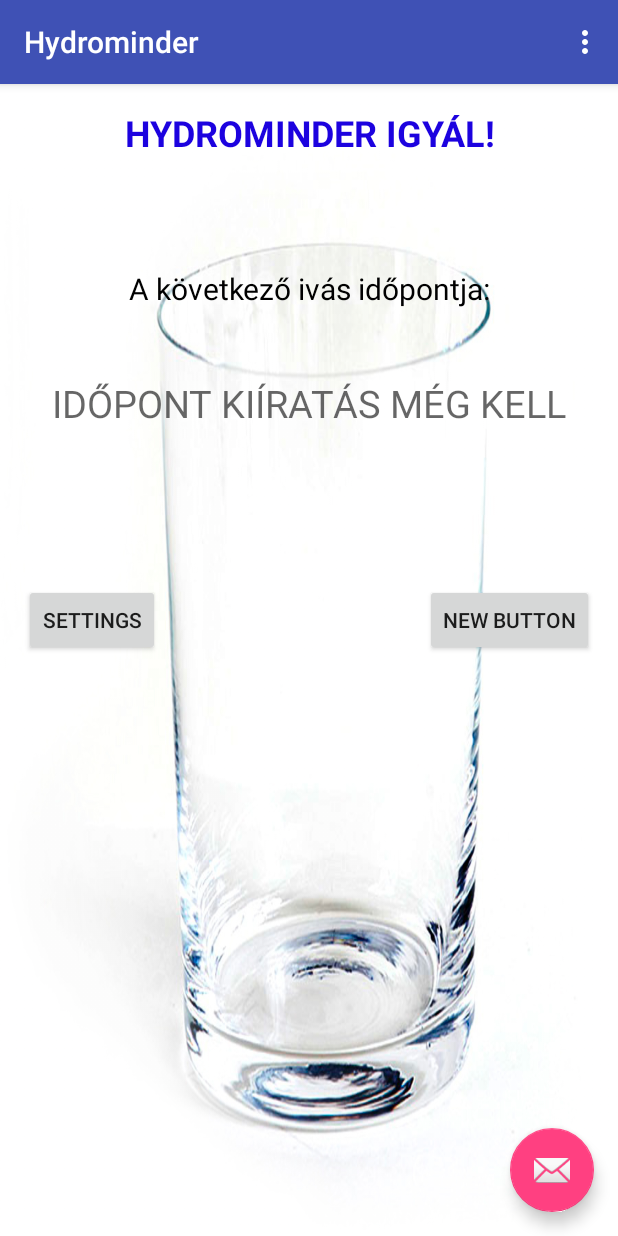
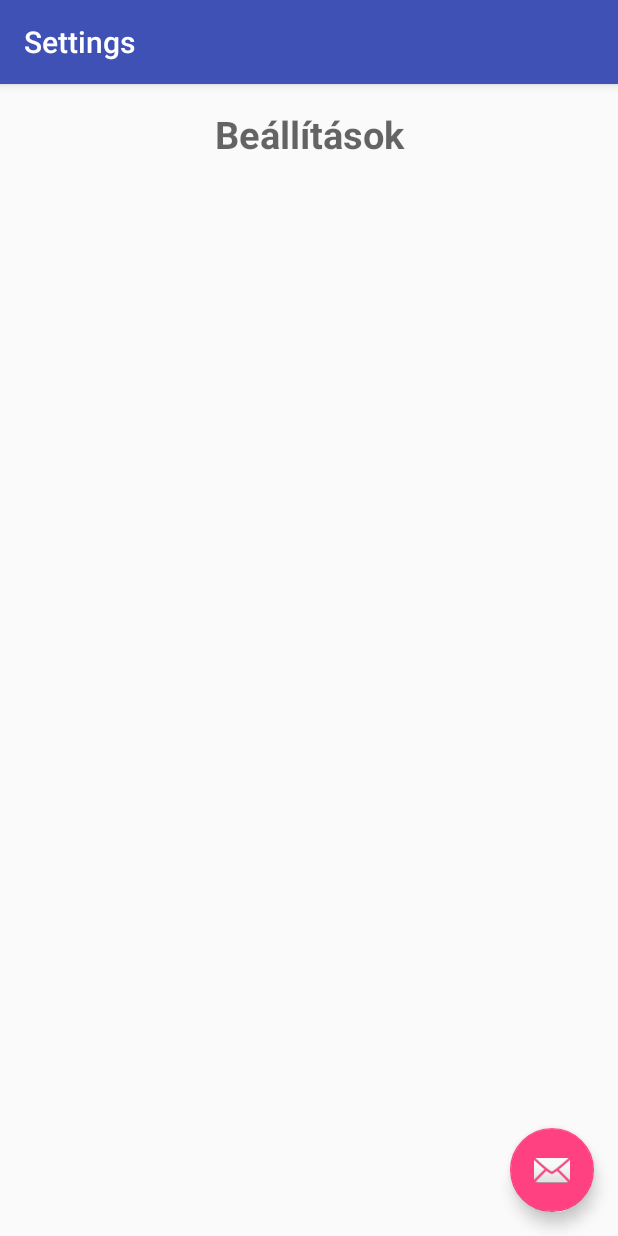
Before and after one commit to gyorgyszekely/uni-miskolc, an Android app: the screen it shows after launch (MainActivity before the commit, Settings after it), in the options menu, after a tap on "Settings", on a phone screen of 412 x 824 dp. Run offline under Robolectric (Android 15) with nearby library versions, the phone set to English and light mode, and no system bars; 7 statements that could not run were skipped.

Commit message:
Added:
- new user added drink list activity
- new (beta) interface (i will dream about it)
- new menuitem
- new menuitem event (settings => settings activity change)
- new package

```diff
--- a/client/app/build.gradle
+++ b/client/app/build.gradle
@@ -22,6 +22,8 @@ android {
 dependencies {
     compile fileTree(dir: 'libs', include: ['*.jar'])
     testCompile 'junit:junit:4.12'
-    compile 'com.android.support:appcompat-v7:23.1.1'
-    compile 'com.android.support:design:23.1.1'
+    compile 'com.android.support:appcompat-v7:23.2.0'
+    compile 'com.android.support:design:23.2.0'
+    compile 'com.android.support:support-v4:23.2.0'
+    compile 'com.google.android.gms:play-services-appindexing:8.1.0'
 }
--- a/client/app/src/main/java/hu/miskolc/uni/iit/hydrominder/MainActivity.java
+++ b/client/app/src/main/java/hu/miskolc/uni/iit/hydrominder/MainActivity.java
@@ -1,5 +1,7 @@
 package hu.miskolc.uni.iit.hydrominder;
 
+import android.content.Intent;
+import android.net.Uri;
 import android.os.Bundle;
 import android.support.design.widget.FloatingActionButton;
 import android.support.design.widget.Snackbar;
@@ -8,8 +10,21 @@ import android.support.v7.widget.Toolbar;
 import android.view.View;
 import android.view.Menu;
 import android.view.MenuItem;
+import android.widget.Button;
+
+import com.google.android.gms.appindexing.Action;
+import com.google.android.gms.appindexing.AppIndex;
+import com.google.android.gms.common.api.GoogleApiClient;
 
 public class MainActivity extends AppCompatActivity {
+
+    private Button btSettings = null;
+    /**
+     * ATTENTION: This was auto-generated to implement the App Indexing API.
+     * See https://g.co/AppIndexing/AndroidStudio for more information.
+     */
+    private GoogleApiClient client;
+
 
     @Override
     protected void onCreate(Bundle savedInstanceState) {
@@ -26,6 +41,24 @@ public class MainActivity extends AppCompatActivity {
                         .setAction("Action", null).show();
             }
         });
+
+        /**
+         *  Az adott gomb lekerese es click esemeny beregisztralasa az adott gombhoz
+         *  amivel atvalt egy masik activityre (Settings)
+         */
+        btSettings = (Button) findViewById(R.id.btnSettings);
+        btSettings.setOnClickListener(new View.OnClickListener() {
+            @Override
+            public void onClick(View v) {
+                Intent intent = new Intent();
+                intent.setClassName("hu.miskolc.uni.iit.hydrominder", "hu.miskolc.uni.iit.hydrominder.Settings");
+                startActivity(intent);
+
+            }
+        });
+        // ATTENTION: This was auto-generated to implement the App Indexing API.
+        // See https://g.co/AppIndexing/AndroidStudio for more information.
+        client = new GoogleApiClient.Builder(this).addApi(AppIndex.API).build();
     }
 
     @Override
@@ -43,10 +76,57 @@ public class MainActivity extends AppCompatActivity {
         int id = item.getItemId();
 
         //noinspection SimplifiableIfStatement
+        /**
+         * Az adott menuben valo kattintassal is elojon az adott beallitasok resz
+         */
         if (id == R.id.action_settings) {
+            Intent intent = new Intent();
+            intent.setClassName("hu.miskolc.uni.iit.hydrominder", "hu.miskolc.uni.iit.hydrominder.Settings");
+            startActivity(intent);
             return true;
         }
 
         return super.onOptionsItemSelected(item);
     }
+
+
+    @Override
+    public void onStart() {
+        super.onStart();
+
+        // ATTENTION: This was auto-generated to implement the App Indexing API.
+        // See https://g.co/AppIndexing/AndroidStudio for more information.
+        client.connect();
+        Action viewAction = Action.newAction(
+                Action.TYPE_VIEW, // TODO: choose an action type.
+                "Main Page", // TODO: Define a title for the content shown.
+                // TODO: If you have web page content that matches this app activity's content,
+                // make sure this auto-generated web page URL is correct.
+                // Otherwise, set the URL to null.
+                Uri.parse("http://host/path"),
+                // TODO: Make sure this auto-generated app deep link URI is correct.
+                Uri.parse("android-app://hu.miskolc.uni.iit.hydrominder/http/host/path")
+        );
+        AppIndex.AppIndexApi.start(client, viewAction);
+    }
+
+    @Override
+    public void onStop() {
+        super.onStop();
+
+        // ATTENTION: This was auto-generated to implement the App Indexing API.
+        // See https://g.co/AppIndexing/AndroidStudio for more information.
+        Action viewAction = Action.newAction(
+                Action.TYPE_VIEW, // TODO: choose an action type.
+                "Main Page", // TODO: Define a title for the content shown.
+                // TODO: If you have web page content that matches this app activity's content,
+                // make sure this auto-generated web page URL is correct.
+                // Otherwise, set the URL to null.
+                Uri.parse("http://host/path"),
+                // TODO: Make sure this auto-generated app deep link URI is correct.
+                Uri.parse("android-app://hu.miskolc.uni.iit.hydrominder/http/host/path")
+        );
+        AppIndex.AppIndexApi.end(client, viewAction);
+        client.disconnect();
+    }
 }
--- /dev/null
+++ b/client/app/src/main/java/hu/miskolc/uni/iit/hydrominder/Settings.java
@@ -0,0 +1,29 @@
+package hu.miskolc.uni.iit.hydrominder;
+
+import android.os.Bundle;
+import android.support.design.widget.FloatingActionButton;
+import android.support.design.widget.Snackbar;
+import android.support.v7.app.AppCompatActivity;
+import android.support.v7.widget.Toolbar;
+import android.view.View;
+
+public class Settings extends AppCompatActivity {
+
+    @Override
+    protected void onCreate(Bundle savedInstanceState) {
+        super.onCreate(savedInstanceState);
+        setContentView(R.layout.activity_settings);
+        Toolbar toolbar = (Toolbar) findViewById(R.id.toolbar);
+        setSupportActionBar(toolbar);
+
+        FloatingActionButton fab = (FloatingActionButton) findViewById(R.id.fab);
+        fab.setOnClickListener(new View.OnClickListener() {
+            @Override
+            public void onClick(View view) {
+                Snackbar.make(view, "Replace with your own action", Snackbar.LENGTH_LONG)
+                        .setAction("Action", null).show();
+            }
+        });
+    }
+
+}
--- /dev/null
+++ b/client/app/src/main/res/layout/activity_settings.xml
@@ -0,0 +1,34 @@
+<?xml version="1.0" encoding="utf-8"?>
+<android.support.design.widget.CoordinatorLayout xmlns:android="http://schemas.android.com/apk/res/android"
+    xmlns:app="http://schemas.android.com/apk/res-auto"
+    xmlns:tools="http://schemas.android.com/tools"
+    android:layout_width="match_parent"
+    android:layout_height="match_parent"
+    android:fitsSystemWindows="true"
+    tools:context="hu.miskolc.uni.iit.hydrominder.Settings">
+
+    <android.support.design.widget.AppBarLayout
+        android:layout_width="match_parent"
+        android:layout_height="wrap_content"
+        android:theme="@style/AppTheme.AppBarOverlay">
+
+        <android.support.v7.widget.Toolbar
+            android:id="@+id/toolbar"
+            android:layout_width="match_parent"
+            android:layout_height="?attr/actionBarSize"
+            android:background="?attr/colorPrimary"
+            app:popupTheme="@style/AppTheme.PopupOverlay" />
+
+    </android.support.design.widget.AppBarLayout>
+
+    <include layout="@layout/content_settings" />
+
+    <android.support.design.widget.FloatingActionButton
+        android:id="@+id/fab"
+        android:layout_width="wrap_content"
+        android:layout_height="wrap_content"
+        android:layout_gravity="bottom|end"
+        android:layout_margin="@dimen/fab_margin"
+        android:src="@android:drawable/ic_dialog_email" />
+
+</android.support.design.widget.CoordinatorLayout>
--- a/client/app/src/main/res/layout/content_main.xml
+++ b/client/app/src/main/res/layout/content_main.xml
@@ -56,7 +56,7 @@
         android:layout_width="wrap_content"
         android:layout_height="wrap_content"
         android:text="Settings"
-        android:id="@+id/Settings"
+        android:id="@+id/btnSettings"
         android:layout_below="@+id/NextDrink"
         android:layout_alignParentStart="true"
         android:layout_marginTop="103dp" />
@@ -66,6 +66,6 @@
         android:layout_height="wrap_content"
         android:text="New Button"
         android:id="@+id/button2"
-        android:layout_alignTop="@+id/Settings"
+        android:layout_alignTop="@+id/btnSettings"
         android:layout_alignParentEnd="true" />
 </RelativeLayout>
--- /dev/null
+++ b/client/app/src/main/res/layout/content_settings.xml
@@ -0,0 +1,27 @@
+<?xml version="1.0" encoding="utf-8"?>
+<RelativeLayout xmlns:android="http://schemas.android.com/apk/res/android"
+    xmlns:app="http://schemas.android.com/apk/res-auto"
+    xmlns:tools="http://schemas.android.com/tools"
+    android:layout_width="match_parent"
+    android:layout_height="match_parent"
+    android:paddingBottom="@dimen/activity_vertical_margin"
+    android:paddingLeft="@dimen/activity_horizontal_margin"
+    android:paddingRight="@dimen/activity_horizontal_margin"
+    android:paddingTop="@dimen/activity_vertical_margin"
+    app:layout_behavior="@string/appbar_scrolling_view_behavior"
+    tools:context="hu.miskolc.uni.iit.hydrominder.Settings"
+    tools:showIn="@layout/activity_settings">
+
+    <TextView
+        android:layout_width="wrap_content"
+        android:layout_height="wrap_content"
+        android:textAppearance="?android:attr/textAppearanceMedium"
+        android:text="Beállítások"
+        android:id="@+id/textView"
+        android:layout_alignParentStart="true"
+        android:layout_alignParentTop="true"
+        android:layout_alignParentEnd="true"
+        android:textAlignment="center"
+        android:textSize="25dp"
+        android:textStyle="bold" />
+</RelativeLayout>
--- a/client/app/src/main/res/menu/menu_main.xml
+++ b/client/app/src/main/res/menu/menu_main.xml
@@ -7,4 +7,6 @@
         android:orderInCategory="100"
         android:title="@string/action_settings"
         app:showAsAction="never" />
+
+
 </menu>
--- a/client/app/src/main/res/values/strings.xml
+++ b/client/app/src/main/res/values/strings.xml
@@ -60,4 +60,5 @@
     <string name="pref_ringtone_silent">Silent</string>
 
     <string name="pref_title_vibrate">Vibrate</string>
+    <string name="title_activity_drink_time_list">DrinkTimeList</string>
 </resources>
```
Also changed, not shown: client/app/src/main/AndroidManifest.xml (+16 -0 lines), client/app/src/main/java/hu/miskolc/uni/iit/hydrominder/Drink/IDrink.java (added, +29 -0 lines), client/app/src/main/java/hu/miskolc/uni/iit/hydrominder/DrinkTimeList.java (added, +35 -0 lines), client/app/src/main/res/layout/activity_drink_time_list.xml (added, +34 -0 lines), client/app/src/main/res/layout/content_drink_time_list.xml (added, +15 -0 lines), 1 other file.
